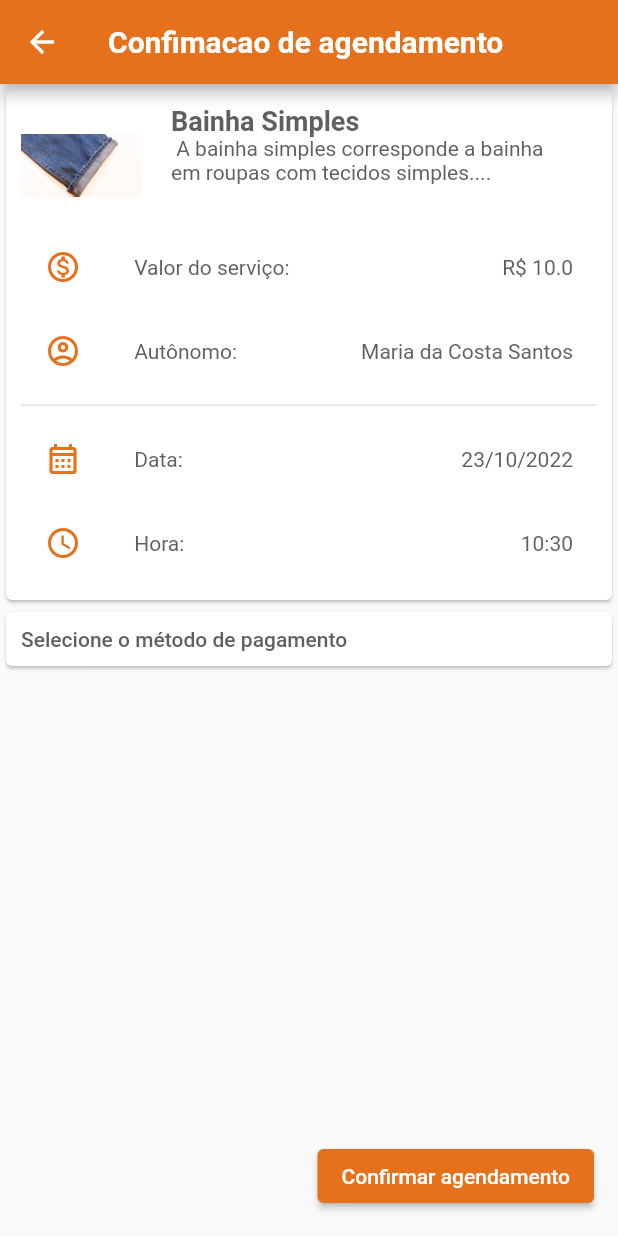
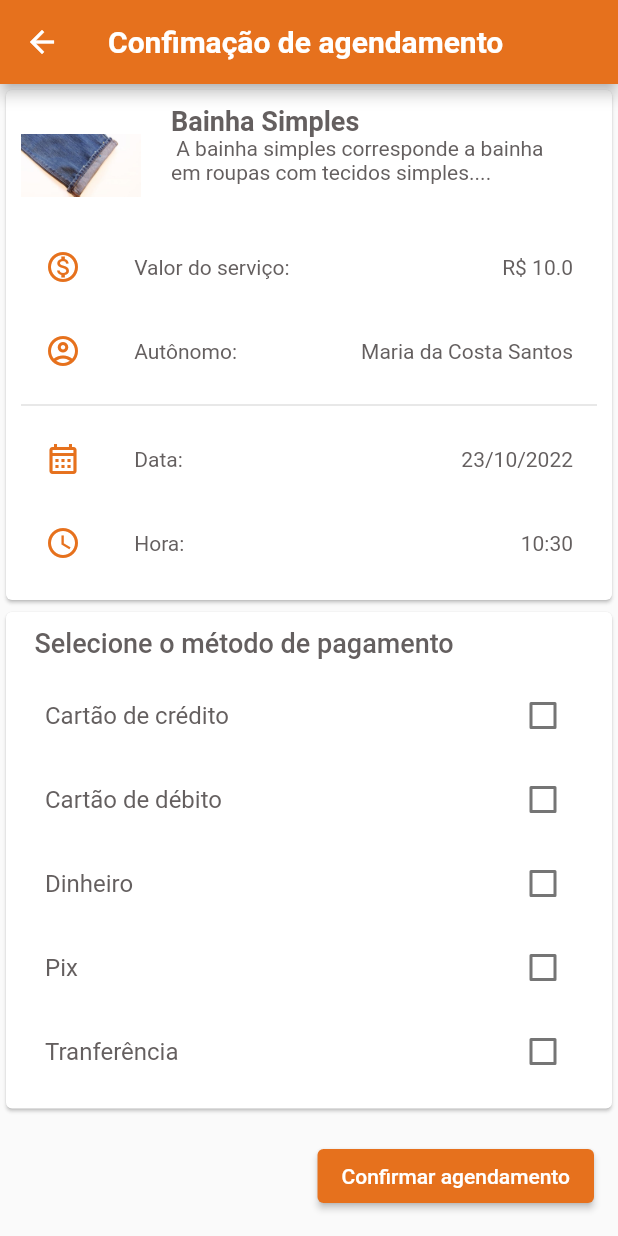
Before and after one commit to Laynadiepes/help-master, a Flutter app: the ConfirmacaoAgendamentoPage screen opened directly with sample values from the repository, on a phone screen of 412 x 824 dp. Run offline on Flutter 3.47's test engine with Material 2 defaults, Android fonts, the light colour scheme and no system bars; our stand-ins replace flutter_rating_bar, image_picker; missing offline and left inert: dart:ffi; Roboto replaces fonts that are missing (Quicksand).

Commit message:
avliacao ok, metodo de pagamento efavoritar autonomo

```diff
--- a/lib/pages/AgendamentosPage/agendamentos_page.dart
+++ b/lib/pages/AgendamentosPage/agendamentos_page.dart
@@ -18,6 +18,7 @@ class AgendamentosPage extends StatelessWidget {
         appBar: AppBar(
           toolbarHeight: 8,
           bottom: const TabBar(
+            indicatorColor: Colors.white,
             tabs: [
               Tab(text: 'Agendados'),
               Tab(text: 'Finalizados'),
--- a/lib/pages/AgendamentosPage/widgets/cardAgendamentoResumo.dart
+++ b/lib/pages/AgendamentosPage/widgets/cardAgendamentoResumo.dart
@@ -102,7 +102,7 @@ class CardAgendamentoResumo extends StatelessWidget {
                 ),
                 ConstrainedBox(
                   constraints: const BoxConstraints(maxHeight: 150),
-                  child: TextFormField(
+                  child: TextField(
                     decoration: const InputDecoration(
                         border: OutlineInputBorder(),
                         hintText: 'Fale um pouco sobre sua experiência',
@@ -110,7 +110,7 @@ class CardAgendamentoResumo extends StatelessWidget {
                     style: const TextStyle(color: textColor, fontSize: 14),
                     maxLines: null,
                     maxLength: 150,
-                    onSaved: (newValue) => comentario = newValue!,
+                    onChanged: (newValue) => {comentario = newValue},
                   ),
                 ),
                 Row(
--- a/lib/pages/AgendamentosPage/widgets/finalizados.dart
+++ b/lib/pages/AgendamentosPage/widgets/finalizados.dart
@@ -30,7 +30,7 @@ class Finalizados extends StatelessWidget {
           itemBuilder: (ctx, i) => CardAgendamentoResumo(
               agendamento: agendamentos[i],
               textAcao: " A cada avaliação você ganha 5 pontos help",
-              titleBotao: "Avalie",
+              titleBotao: "Avaliar",
               acao: "avaliarAgendamento"));
     }
   }
--- a/lib/pages/AutonomoPage/Widgets/contentProfile.dart
+++ b/lib/pages/AutonomoPage/Widgets/contentProfile.dart
@@ -142,21 +142,19 @@ class ContentProfile extends StatelessWidget {
                         fontSize: subtitleFontSize)),
                 const SizedBox(height: 12),
                 Row(
+                  mainAxisAlignment: MainAxisAlignment.spaceAround,
                   children: const [
                     TagCompetencia(value: 'Competência1'),
-                    SizedBox(width: 10),
                     TagCompetencia(value: 'Competência2'),
-                    SizedBox(width: 10),
                     TagCompetencia(value: 'Competência3'),
                   ],
                 ),
                 const SizedBox(height: 12),
                 Row(
+                  mainAxisAlignment: MainAxisAlignment.spaceAround,
                   children: const [
                     TagCompetencia(value: 'Competência4'),
-                    SizedBox(width: 10),
                     TagCompetencia(value: 'Competência5'),
-                    SizedBox(width: 10),
                     TagCompetencia(value: 'Competência6'),
                   ],
                 )
--- a/lib/pages/AutonomoPage/Widgets/topProfile.dart
+++ b/lib/pages/AutonomoPage/Widgets/topProfile.dart
@@ -17,7 +17,7 @@ class TopProfile extends StatelessWidget {
         alignment: Alignment.center,
         children: [
           Container(
-              margin: EdgeInsets.only(bottom: bottom),
+              margin: const EdgeInsets.only(bottom: bottom),
               child: buildCoverImage()),
           Positioned(
             top: top,
@@ -30,8 +30,8 @@ class TopProfile extends StatelessWidget {
 Widget buildCoverImage() {
   return Container(
     color: primary,
-    child: Image.network(
-      firstImage,
+    child: Image.asset(
+      'assets/logo.png',
       width: double.infinity,
       height: coverHeight,
       fit: BoxFit.cover,
--- a/lib/pages/ConfirmacaoAgendamentoPage/ConfirmacaoAgendamento_Page.dart
+++ b/lib/pages/ConfirmacaoAgendamentoPage/ConfirmacaoAgendamento_Page.dart
@@ -31,7 +31,7 @@ class ConfirmacaoAgendamentoPage extends StatelessWidget {
 
     return Scaffold(
       appBar: AppBar(
-        title: const Text("Confimacao de agendamento"),
+        title: const Text("Confimação de agendamento"),
       ),
       body: Column(
         children: [
--- a/lib/pages/ConfirmacaoAgendamentoPage/Widgets/cardMetodoPagamento.dart
+++ b/lib/pages/ConfirmacaoAgendamentoPage/Widgets/cardMetodoPagamento.dart
@@ -8,36 +8,83 @@ import 'package:provider/provider.dart';
 class CardMetodoPagamento extends StatelessWidget {
   CardMetodoPagamento({Key? key}) : super(key: key);
 
-  // final List<CheckBoxModel> itens = [
-  //   CheckBoxModel(texto: "Cartao de credito"),
-  //   CheckBoxModel(texto: "Cartao de debito"),
-  //   CheckBoxModel(texto: "Dinheito"),
-  //   CheckBoxModel(texto: "Pix"),
-  //   CheckBoxModel(texto: "Tranferencia em Cc"),
-  //   CheckBoxModel(texto: "Leticia"),
-  //   CheckBoxModel(texto: "Nadir"),
-  // ];
+  final bool value = false;
+
+  final List<CheckBoxModel> itens = [
+    CheckBoxModel(texto: "Cartão de crédito"),
+    CheckBoxModel(texto: "Cartão de débito"),
+    CheckBoxModel(texto: "Dinheiro"),
+    CheckBoxModel(texto: "Pix"),
+    CheckBoxModel(texto: "Tranferência"),
+  ];
 
   @override
   Widget build(BuildContext context) {
-    return Card(
+    return SizedBox(
+      child: Card(
         child: Padding(
           padding: const EdgeInsets.all(10.0),
           child: Column(
             crossAxisAlignment: CrossAxisAlignment.start,
             children: [
-            Row(
-              children: const [
-                Text(
-                  "Selecione o método de pagamento",
-                  style:
-                      TextStyle(color: textColor, fontWeight: FontWeight.w500),
-                )
+              const Text(
+                "  Selecione o método de pagamento",
+                style: TextStyle(
+                    color: textColor,
+                    fontWeight: FontWeight.w500,
+                    fontSize: 18),
+              ),
+              ListView.builder(
+                padding: EdgeInsets.only(top: 10),
+                scrollDirection: Axis.vertical,
+                shrinkWrap: true,
+                itemCount: itens.length,
+                itemBuilder: (_, int index) {
+                  return CheckboxWidget(item: itens[index]);
+                },
+              ),
             ],
           ),
-          ],
         ),
       ),
     );
   }
 }
+
+class CheckboxWidget extends StatefulWidget {
+  const CheckboxWidget({Key? key, required this.item}) : super(key: key);
+
+  final CheckBoxModel item;
+
+  @override
+  _CheckboxWidgetState createState() => _CheckboxWidgetState();
+}
+
+class _CheckboxWidgetState extends State<CheckboxWidget> {
+  @override
+  Widget build(BuildContext context) {
+    return CheckboxListTile(
+      title: Text(
+        widget.item.texto,
+        style: TextStyle(color: textColor, fontSize: 16),
+      ),
+      value: widget.item.checked,
+      onChanged: (bool? value) {
+        setState(() {
+          widget.item.checked = value!;
+        });
+      },
+      activeColor: primary,
+    );
+  }
+}
+
+class CheckBoxModel {
+  final String texto;
+  bool checked;
+
+  CheckBoxModel({
+    required this.texto,
+    this.checked = false,
+  });
+}
--- a/lib/pages/FavoritosPage/favoritos_page.dart
+++ b/lib/pages/FavoritosPage/favoritos_page.dart
@@ -16,6 +16,7 @@ class FavoritosPage extends StatelessWidget {
         appBar: AppBar(
           toolbarHeight: 8,
           bottom: const TabBar(
+            indicatorColor: Colors.white,
             tabs: [
               Tab(text: 'Autônomos'),
               Tab(text: 'Serviços'),
--- a/lib/utils/constants.dart
+++ b/lib/utils/constants.dart
@@ -25,4 +25,4 @@ const followers = 159525;
 const following = 5834;
 
 const String firstImage =
-    "https://www.google.com/url?sa=i&url=https%3A%2F%2Fwww.magazineluiza.com.br%2Fpapel-de-parede-adesivo-liso-salmao-fosco-contact%2Fp%2Fkh67f6k33k%2Fde%2Fppac%2F&psig=AOvVaw0YxOEn2LWU4NrqinRITQfM&ust=1666380078523000&source=images&cd=vfe&ved=0CA0QjRxqFwoTCLiOmNfD7_oCFQAAAAAdAAAAABAQ";
+    'https://www.google.com/url?sa=i&url=https%3A%2F%2Fstock.adobe.com%2Fsearch%2Fimages%3Fk%3Dgradient%2520beige&psig=AOvVaw1gCpOwtPdH2Y0R94m-WA8l&ust=1666632877167000&source=images&cd=vfe&ved=0CA0QjRxqFwoTCLj5l7fx9voCFQAAAAAdAAAAABAE';
```
Also changed, not shown: lib/components/autonomoCard.dart (+12 -6 lines), lib/pages/AutonomoPage/Widgets/avaliacao.dart (+18 -9 lines), lib/pages/HomePage/home_page.dart (+9 -7 lines), assets/background.jpeg (added). Lines whose indentation alone changed are shown as unchanged.
